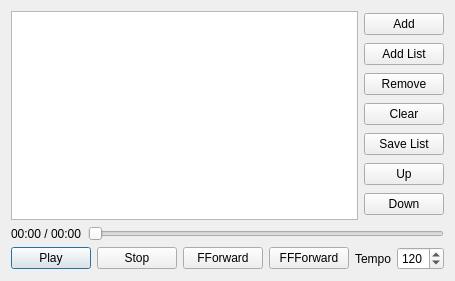
Qt form mt32emu_qt/src/MidiPlayerDialog.ui (Stino/munt) before a commit.
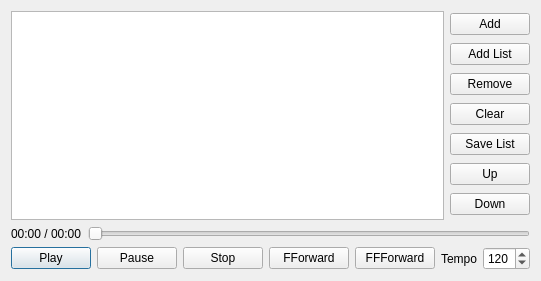
The same form after that commit.

Commit message: - Added pause function in MIDI player for convenience

The edit to the form file:
```diff
--- a/mt32emu_qt/src/MidiPlayerDialog.ui
+++ b/mt32emu_qt/src/MidiPlayerDialog.ui
@@ -128,6 +128,13 @@
          </property>
         </widget>
        </item>
+       <item>
+        <widget class="QPushButton" name="pauseButton">
+         <property name="text">
+          <string>Pause</string>
+         </property>
+        </widget>
+       </item>
        <item>
         <widget class="QPushButton" name="stopButton">
          <property name="text">
```
Left out of the diff: 1 changed line with no effect on the pictures. The commit also changes 5 other files.
